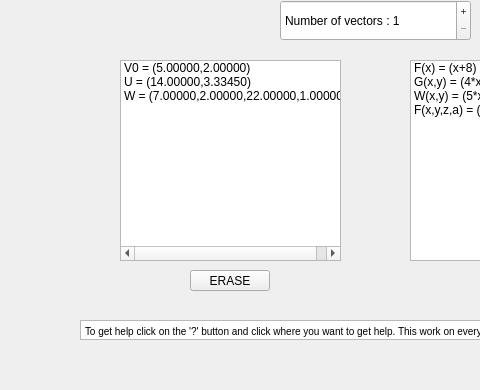
Qt form Affichage/Sources/mainwindow.ui (Samy206/Evaluation_vectorielle) before a commit; both pictures show x 0 to 480 and y 150 to 540 of the 750 by 540 pixel window.
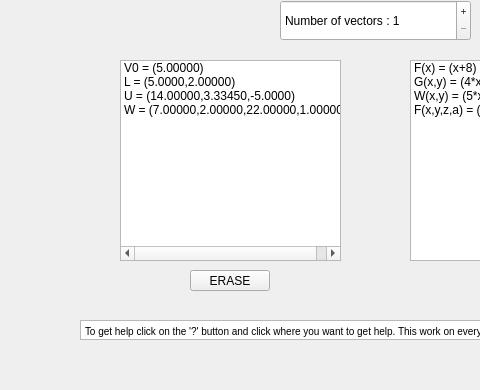
The same form after that commit.

Patch:
```diff
--- a/Affichage/Sources/mainwindow.ui
+++ b/Affichage/Sources/mainwindow.ui
@@ -52,12 +52,17 @@
     </property>
     <item>
      <property name="text">
-      <string>V0 = (5.00000,2.00000)</string>
+      <string>V0 = (5.00000)</string>
      </property>
     </item>
     <item>
      <property name="text">
-      <string>U = (14.00000,3.33450)</string>
+      <string>L = (5.0000,2.00000)</string>
+     </property>
+    </item>
+    <item>
+     <property name="text">
+      <string>U = (14.00000,3.33450,-5.0000)</string>
      </property>
     </item>
     <item>
```
